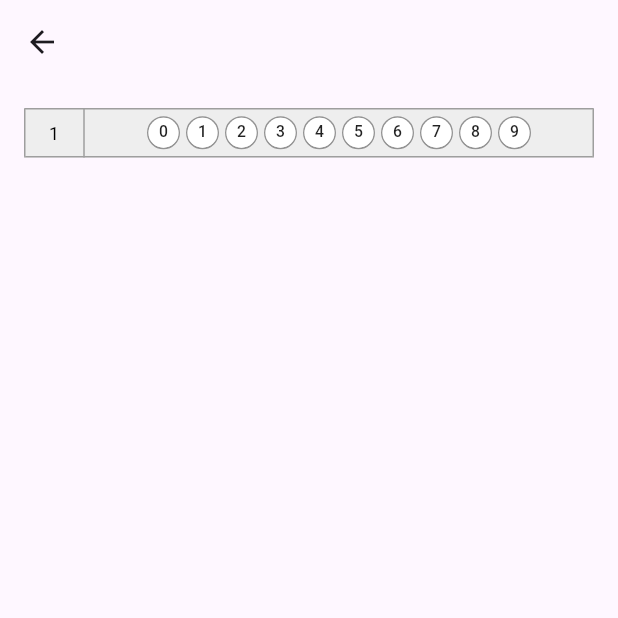
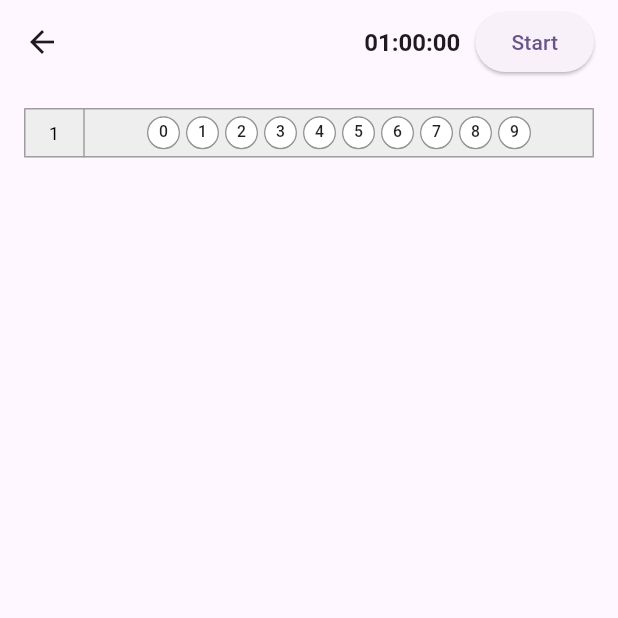
Before and after one commit to Teepen-kun/MarkSheetsFlutter, a Flutter app: the screen it shows after launch, after a tap on "OK", on a phone screen of 412 x 824 dp, the top half of it. Run offline on Flutter 3.47's test engine with Material 3 defaults, Android fonts, the phone set to English and light mode, and no system bars; our stand-ins replace numberpicker.

Commit message:
時間を受け渡せるように

```diff
--- a/marksheets/lib/MarkSheet.dart
+++ b/marksheets/lib/MarkSheet.dart
@@ -1,5 +1,5 @@
 import 'package:flutter/material.dart';
-
+import 'dart:async';
 
 int numMarks = 10; //各解答番号（各行）ごとのマークの数
 
@@ -7,17 +7,23 @@ class Marksheet extends StatefulWidget {
   const Marksheet({
     super.key,
     required this.title,
-    required this.numCellRows
+    required this.numCellRows,
+    required this.timelimit
     });
 
   final String title;
   final int numCellRows; //表示する行数
+  final int timelimit; //制限時間
 
   @override
   State<Marksheet> createState() => _Marksheet();
 }
 
 class _Marksheet extends State<Marksheet> {
+
+  late int remainingTime; // 残り時間
+  Timer? _timer; // タイマーの管理
+  bool isCountingDown = false; // カウントダウンが開始しているかどうか
 
   //各回答ごとのマーク
   late List<List<Color>> markColors;
@@ -26,6 +32,7 @@ class _Marksheet extends State<Marksheet> {
   @override
   void initState(){ //widgetプロパティを使うため
   super.initState();
+  remainingTime = widget.timelimit; // 初期残り時間をセット
   markColors = List.generate(
     widget.numCellRows,
     (indexCellRows) => List.generate(numMarks, (indexMarks) => Colors.white));
@@ -33,6 +40,39 @@ class _Marksheet extends State<Marksheet> {
   //各問題の現在の選択．1つの回答欄行に複数選択するのを防ぐため必要．
   selectedMark = List.generate(widget.numCellRows,(index) => null);
   }
+
+  // hh:mm:ssのフォーマットに変換
+  String formatTime(int seconds) {
+    final hours = (seconds ~/ 3600).toString().padLeft(2, '0');
+    final minutes = ((seconds % 3600) ~/ 60).toString().padLeft(2, '0');
+    final secs = (seconds % 60).toString().padLeft(2, '0');
+    return "$hours:$minutes:$secs";
+  }
+
+  // タイマーを開始
+  void startTimer() {
+    if (isCountingDown) return; // すでにカウントダウン中なら何もしない
+    setState(() {
+      isCountingDown = true;
+    });
+    _timer = Timer.periodic(const Duration(seconds: 1), (timer) {
+      setState(() {
+        if (remainingTime > 0) {
+          remainingTime--;
+        } else {
+          timer.cancel();
+          isCountingDown = false;
+        }
+      });
+    });
+  }
+
+  @override
+  void dispose() {
+    _timer?.cancel(); // タイマーを停止
+    super.dispose();
+  }
+
   // MarkBoxセル生成
   List<Widget> buildMarkBox(int indexCellRow) {
     return List.generate(numMarks, (index) {
@@ -75,8 +115,25 @@ class _Marksheet extends State<Marksheet> {
   @override
   Widget build(BuildContext context) {
     return Scaffold(
-      appBar: AppBar(title: Text(widget.title)),
-      body: SingleChildScrollView(
+      appBar: AppBar(
+        title: Row(
+          mainAxisAlignment: MainAxisAlignment.spaceBetween,
+          children: [
+            Text(widget.title),
+            Row(
+              children: [
+                Text(formatTime(remainingTime), style: const TextStyle(fontSize: 16, fontWeight: FontWeight.bold)),
+                const SizedBox(width: 10),
+                ElevatedButton(
+                  onPressed: startTimer,
+                  child: const Text("Start"),
+                ),
+              ],
+            ),
+          ],
+        )
+        ),
+        body: SingleChildScrollView(
         scrollDirection: Axis.vertical,
         child: Padding(
           padding: const EdgeInsets.all(16.0),
--- a/marksheets/lib/SettingScreen.dart
+++ b/marksheets/lib/SettingScreen.dart
@@ -18,6 +18,7 @@ class _SettingScreen extends State<SettingScreen>{
   int _timeLimitHour = 1; // 選択された時間
   int _timeLimitMinute = 0; //分
   int _timeLimitSecond = 0; //秒
+
   @override
   void dispose() {
       _marksheetnameController.dispose(); // メモリリークを防ぐためにdisposeする...必要性はあとで考える
@@ -113,15 +114,21 @@ class _SettingScreen extends State<SettingScreen>{
             onPressed: (){
               int numberOfQuestions =  int.tryParse(_numberofquestionController.text)  ??  1 ;
               if(numberOfQuestions <= 0) numberOfQuestions = 1;
+
+              int _TimeLimit = 3600*_timeLimitHour + 60*_timeLimitMinute + _timeLimitSecond;//設定時間（秒）
               Navigator.push(
                 context,
                 MaterialPageRoute(
                     builder: (context) => Marksheet(
                     title: _marksheetnameController.text,
                     numCellRows: numberOfQuestions,
+                    timelimit: _TimeLimit,
                     ),
                 )
               );
+
+
+
             },
           )
 
@@ -151,7 +158,7 @@ class _SettingScreen extends State<SettingScreen>{
                           selectedTextStyle: TextStyle(
                               fontSize: 20,
                               fontWeight: FontWeight.bold,
-                              color: Colors.blue,
+                              color: Colors.black,
                           ),
 
                         ),
```
